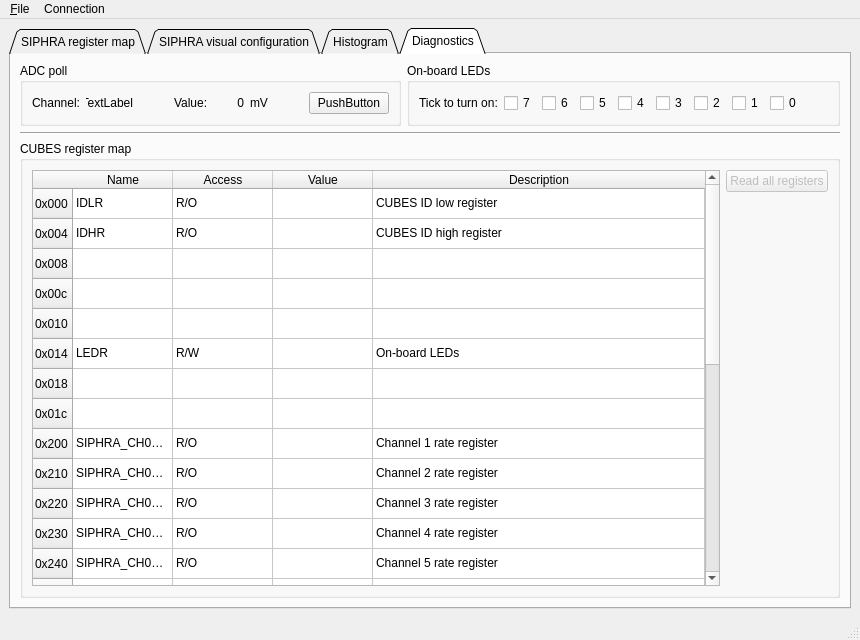
tstana/cubes-sw, file CubesControl/ui/cubescontrol.ui: the form before one commit.
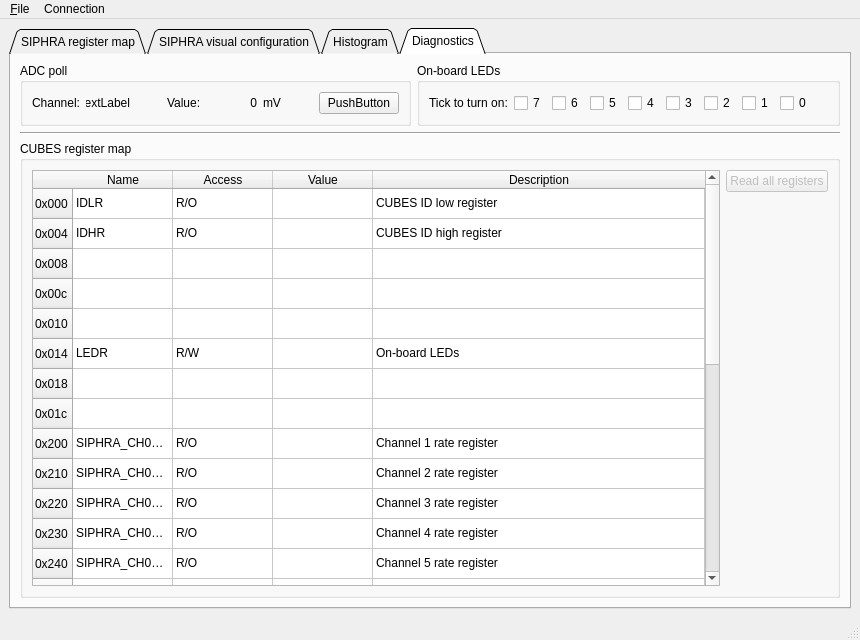
The form after the commit. The open tabs and pages were chosen to show the change. Icons and pictures are not drawn. Custom widgets are drawn as their Qt base class.

Commit message:
CubesControl: Updates related to lblAdcValue
- made it wider so the whole UI around it doesn't wobble
- the label only updates once every 500 ms  (based on a tmrSiphraAdcPoll interval
of 10 ms)

Patch:
```diff
--- a/CubesControl/ui/cubescontrol.ui
+++ b/CubesControl/ui/cubescontrol.ui
@@ -897,7 +897,7 @@
               <widget class="QLabel" name="lblAdcValue">
                <property name="minimumSize">
                 <size>
-                 <width>30</width>
+                 <width>50</width>
                  <height>0</height>
                 </size>
                </property>
```
The commit also changes 1 other file.
